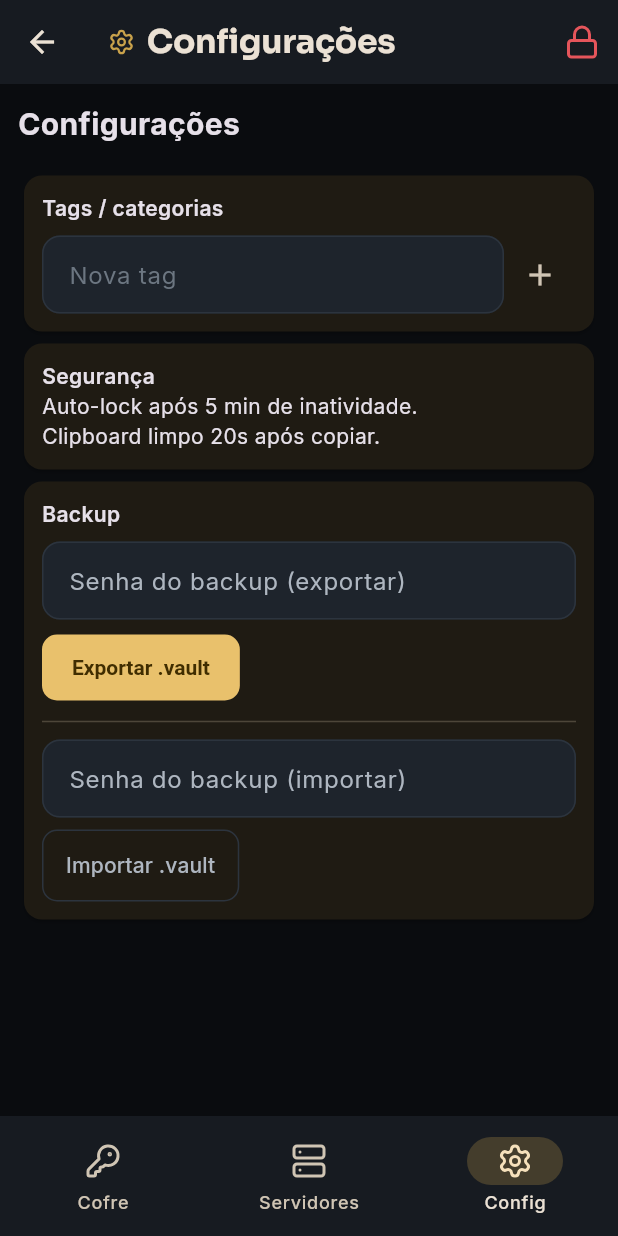
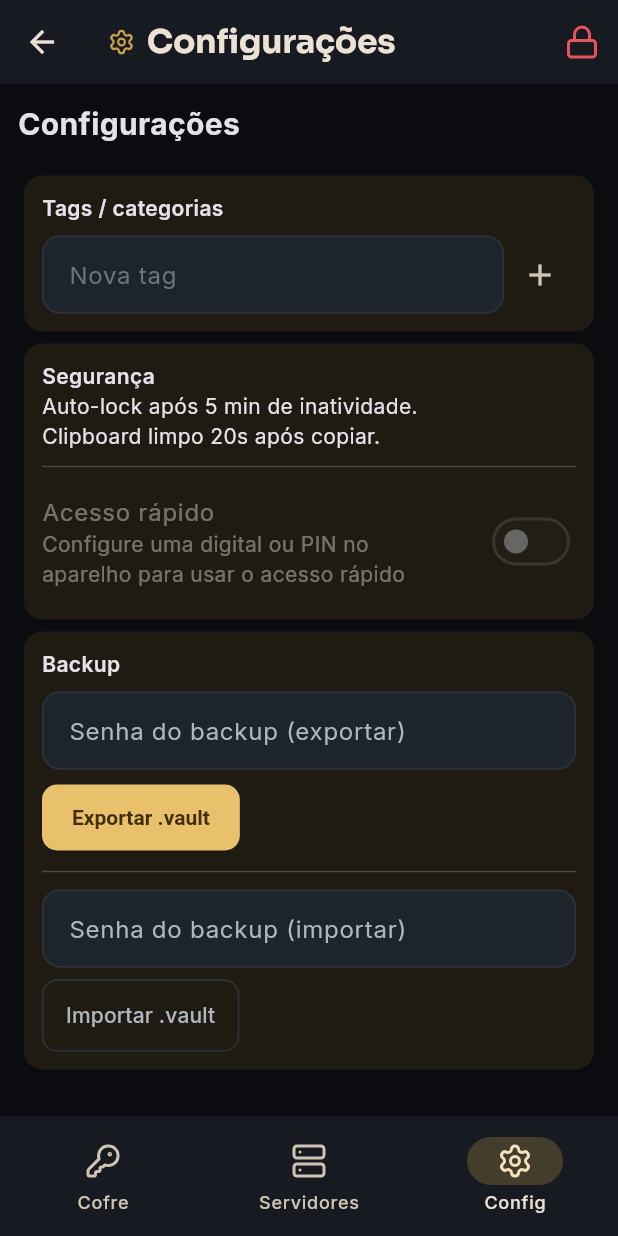
Before and after one commit to leozinhoszg/Keyring, a Flutter app: the HomeScreen screen opened directly, item 3 of the bottom bar chosen, on a phone screen of 412 x 824 dp. Run offline on Flutter 3.47's test engine with Material 3 defaults, Android fonts, the phone set to English and light mode, and no system bars; our stand-ins replace file_picker, flutter_secure_storage, google_fonts, local_auth, lucide_icons_flutter, qr_flutter and 2 more; missing offline and left inert: cryptography, hashlib, otp; accounts and stored records are empty; statements that could not run were skipped.

Commit message:
feat(ui): toggle do acesso rapido nas configuracoes

```diff
--- a/lib/screens/settings_screen.dart
+++ b/lib/screens/settings_screen.dart
@@ -87,12 +87,42 @@ class _SettingsScreenState extends State<SettingsScreen> {
     }
   }
 
+  Future<void> _toggleQuickUnlock(bool enable) async {
+    final session = context.read<SessionProvider>();
+    if (!enable) {
+      await session.disableQuickUnlock();
+      if (mounted) _toast('Acesso rápido desativado.');
+      return;
+    }
+    final ok = await session.enableQuickUnlock();
+    if (!mounted) return;
+    _toast(ok
+        ? 'Acesso rápido ativado.'
+        : 'Não foi possível ativar — a autenticação foi cancelada ou o aparelho não suporta.');
+  }
+
+  String _quickSubtitle(SessionProvider session) {
+    if (!session.quickUnlockAvailable) {
+      return 'Configure uma digital ou PIN no aparelho para usar o acesso rápido';
+    }
+    final expires = session.quickUnlockExpiresAt;
+    if (session.quickUnlockEnabled && expires != null) {
+      final d = expires.day.toString().padLeft(2, '0');
+      final m = expires.month.toString().padLeft(2, '0');
+      return 'Ativo. Senha mestra será pedida em $d/$m';
+    }
+    return Platform.isWindows
+        ? 'Use o Windows Hello para abrir o cofre sem a senha mestra'
+        : 'Use sua digital ou o PIN do aparelho para abrir o cofre sem a senha mestra';
+  }
+
   void _toast(String m) => ScaffoldMessenger.of(context).showSnackBar(SnackBar(content: Text(m)));
 
   @override
   Widget build(BuildContext context) {
     final vault = context.watch<VaultProvider>();
-    final settings = context.read<SessionProvider>().settings;
+    final session = context.watch<SessionProvider>();
+    final settings = session.settings;
     return ListView(children: [
       const Text('Configurações', style: TextStyle(fontSize: 20, fontWeight: FontWeight.bold)),
       const SizedBox(height: 16),
@@ -129,6 +159,14 @@ class _SettingsScreenState extends State<SettingsScreen> {
             const Text('Segurança', style: TextStyle(fontWeight: FontWeight.w600)),
             Text('Auto-lock após ${settings.autoLockMinutes} min de inatividade.'),
             Text('Clipboard limpo ${settings.clipboardClearSeconds}s após copiar.'),
+            const Divider(height: 20),
+            SwitchListTile(
+              contentPadding: EdgeInsets.zero,
+              title: const Text('Acesso rápido'),
+              subtitle: Text(_quickSubtitle(session)),
+              value: session.quickUnlockEnabled,
+              onChanged: session.quickUnlockAvailable ? _toggleQuickUnlock : null,
+            ),
           ]),
         ),
       ),
```
